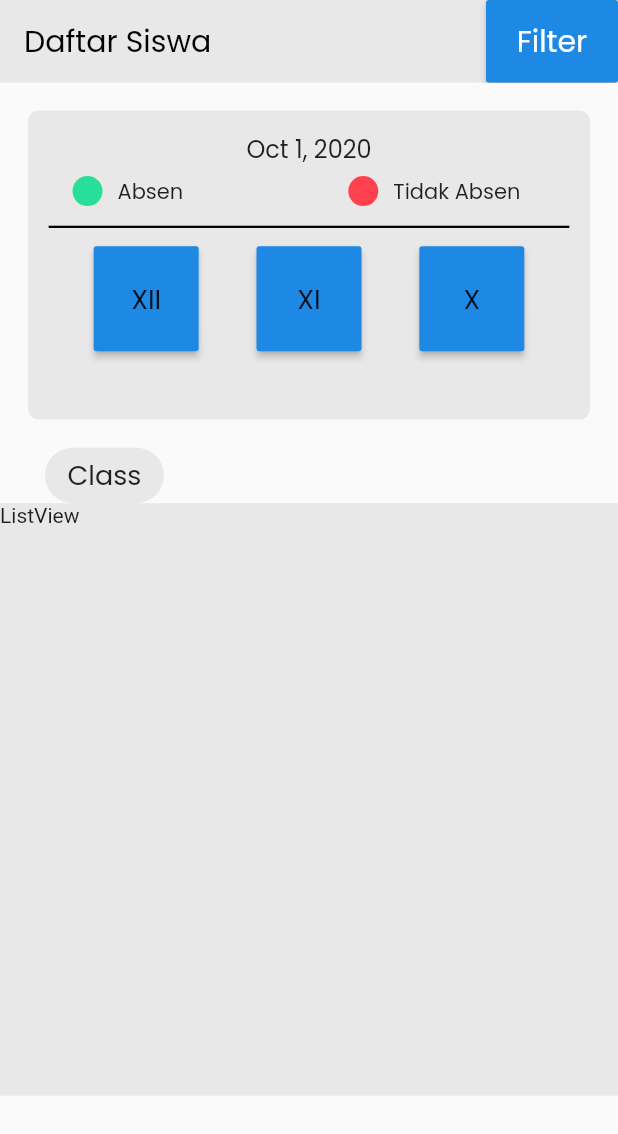
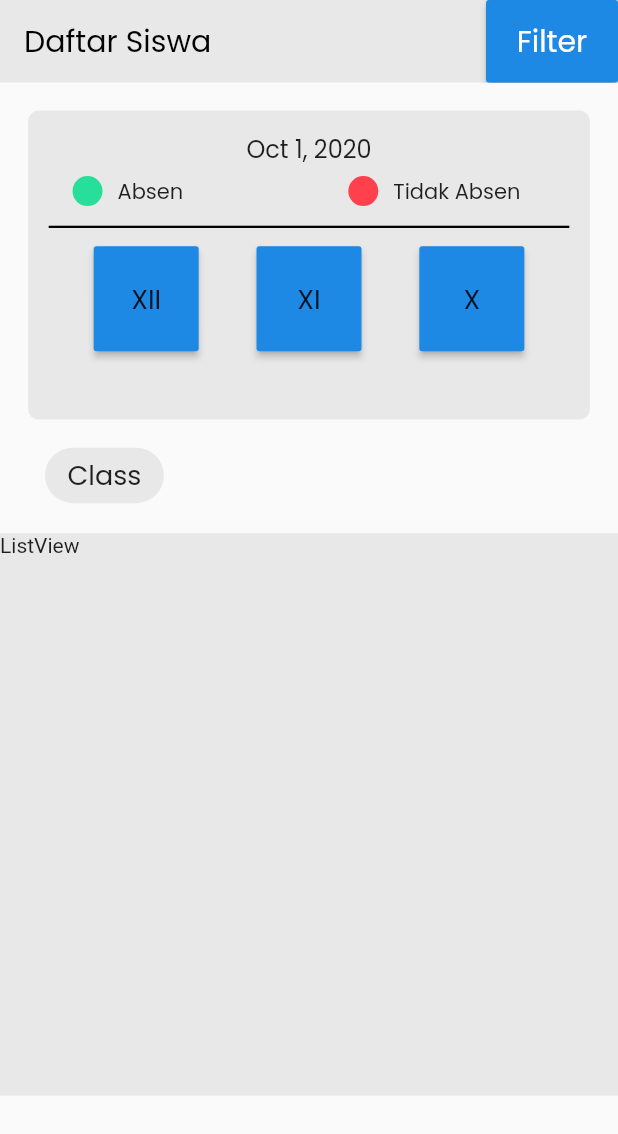
Before and after one commit to nilsys/Flutter_School_Project, a Flutter app: the screen it shows after launch, on a phone screen of 412 x 824 dp. Shown: the top 1134 px of the screen. Run offline on Flutter 3.47's test engine with Material 2 defaults, Android fonts, the phone set to English and light mode, and no system bars; our stand-ins replace fl_chart, font_awesome_flutter, hexcolor.

Commit message:
halaman daftar siswa

```diff
--- a/lib/screens/student_list.dart
+++ b/lib/screens/student_list.dart
@@ -176,7 +176,7 @@ class _StudentListState extends State<StudentList> {
             Row(
               children: [
                 Container(
-                  margin: EdgeInsets.only(left: 30),
+                  margin: EdgeInsets.only(left: 30, bottom: 20),
                   decoration: BoxDecoration(
                       color: Color(0xffe8e8e8),
                       borderRadius: BorderRadius.circular(30)),
@@ -191,7 +191,7 @@ class _StudentListState extends State<StudentList> {
             ),
             Container(
               width: double.infinity,
-              height: 395,
+              height: 375,
               color: Color(0xffe8e8e8),
               child: Text("ListView"),
             ),
```
